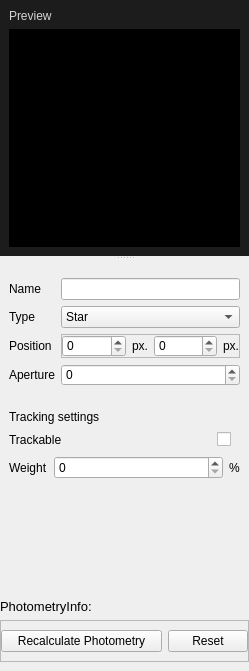
JotaRata/StarTrak-continued, file startrak-ui/qt/layouts/insp_star.ui: the form before one commit.
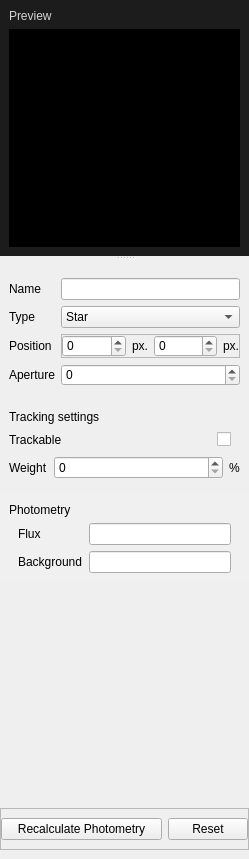
The form after the commit.

Commit message: Improved Star inspector

What changed in the file:
```diff
--- a/startrak-ui/qt/layouts/insp_star.ui
+++ b/startrak-ui/qt/layouts/insp_star.ui
@@ -7,7 +7,7 @@
     <x>0</x>
     <y>0</y>
     <width>249</width>
-    <height>671</height>
+    <height>859</height>
    </rect>
   </property>
   <property name="windowTitle">
@@ -383,6 +383,93 @@
          </layout>
         </widget>
        </item>
+       <item>
+        <widget class="QFrame" name="phot_frame">
+         <property name="focusPolicy">
+          <enum>Qt::ClickFocus</enum>
+         </property>
+         <property name="styleSheet">
+          <string notr="true">QFrame#phot_frame{
+	 border: 0px; 
+	 background-color: rgba(255, 255, 255, 10); 
+}
+QFrame#phot_frame:hover{
+	 background-color: rgba(255, 255, 255, 20); 
+}
+QFrame#phot_frame:focus{
+	 border: 1px solid rgb(20, 120, 200); 
+	 background-color: rgba(255, 255, 255, 20); 
+}</string>
+         </property>
+         <property name="frameShape">
+          <enum>QFrame::StyledPanel</enum>
+         </property>
+         <property name="frameShadow">
+          <enum>QFrame::Raised</enum>
+         </property>
+         <layout class="QVBoxLayout" name="verticalLayout_5">
+          <item>
+           <widget class="QLabel" name="label_12">
+            <property name="text">
+             <string>Photometry</string>
+            </property>
+           </widget>
+          </item>
+          <item>
+           <widget class="QFrame" name="frame_5">
+            <property name="frameShape">
+             <enum>QFrame::NoFrame</enum>
+            </property>
+            <property name="frameShadow">
+             <enum>QFrame::Plain</enum>
+            </property>
+            <layout class="QFormLayout" name="formLayout_2">
+             <property name="topMargin">
+              <number>0</number>
+             </property>
+             <property name="bottomMargin">
+              <number>0</number>
+             </property>
+             <item row="0" column="0">
+              <widget class="QLabel" name="label_13">
+               <property name="text">
+                <string>Flux</string>
+               </property>
+               <property name="buddy">
+                <cstring>flux_line</cstring>
+               </property>
+              </widget>
+             </item>
+             <item row="0" column="1">
+              <widget class="QLineEdit" name="flux_line">
+               <property name="readOnly">
+                <bool>true</bool>
+               </property>
+              </widget>
+             </item>
+             <item row="1" column="0">
+              <widget class="QLabel" name="label_14">
+               <property name="text">
+                <string>Background</string>
+               </property>
+               <property name="buddy">
+                <cstring>background_line</cstring>
+               </property>
+              </widget>
+             </item>
+             <item row="1" column="1">
+              <widget class="QLineEdit" name="background_line">
+               <property name="readOnly">
+                <bool>true</bool>
+               </property>
+              </widget>
+             </item>
+            </layout>
+           </widget>
+          </item>
+         </layout>
+        </widget>
+       </item>
        <item>
         <spacer name="verticalSpacer">
          <property name="orientation">
@@ -396,22 +483,6 @@
          </property>
         </spacer>
        </item>
-       <item>
-        <widget class="QLabel" name="label_phot">
-         <property name="sizePolicy">
-          <sizepolicy hsizetype="Preferred" vsizetype="Maximum">
-           <horstretch>0</horstretch>
-           <verstretch>0</verstretch>
-          </sizepolicy>
-         </property>
-         <property name="text">
-          <string>&lt;html&gt;&lt;head/&gt;&lt;body&gt;&lt;p&gt;&lt;span style=&quot; font-size:10pt;&quot;&gt;PhotometryInfo:&lt;/span&gt;&lt;/p&gt;&lt;/body&gt;&lt;/html&gt;</string>
-         </property>
-         <property name="alignment">
-          <set>Qt::AlignLeading|Qt::AlignLeft|Qt::AlignTop</set>
-         </property>
-        </widget>
-       </item>
        <item>
         <widget class="QFrame" name="action_box">
          <property name="sizePolicy">
```
The commit also changes 2 other files.
